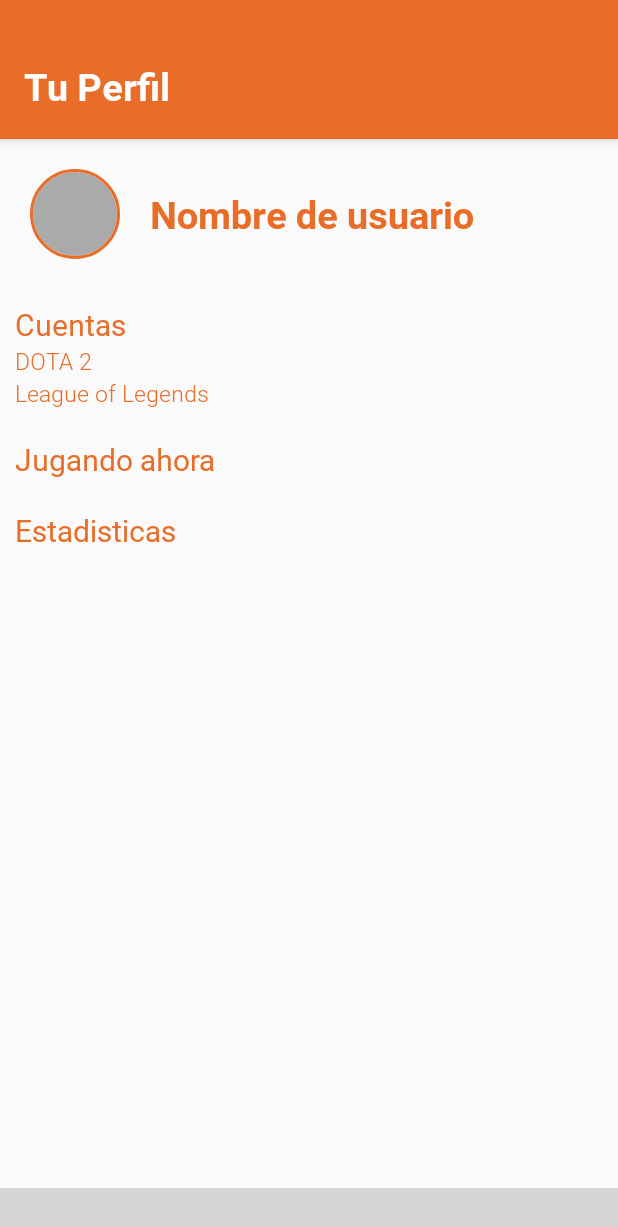
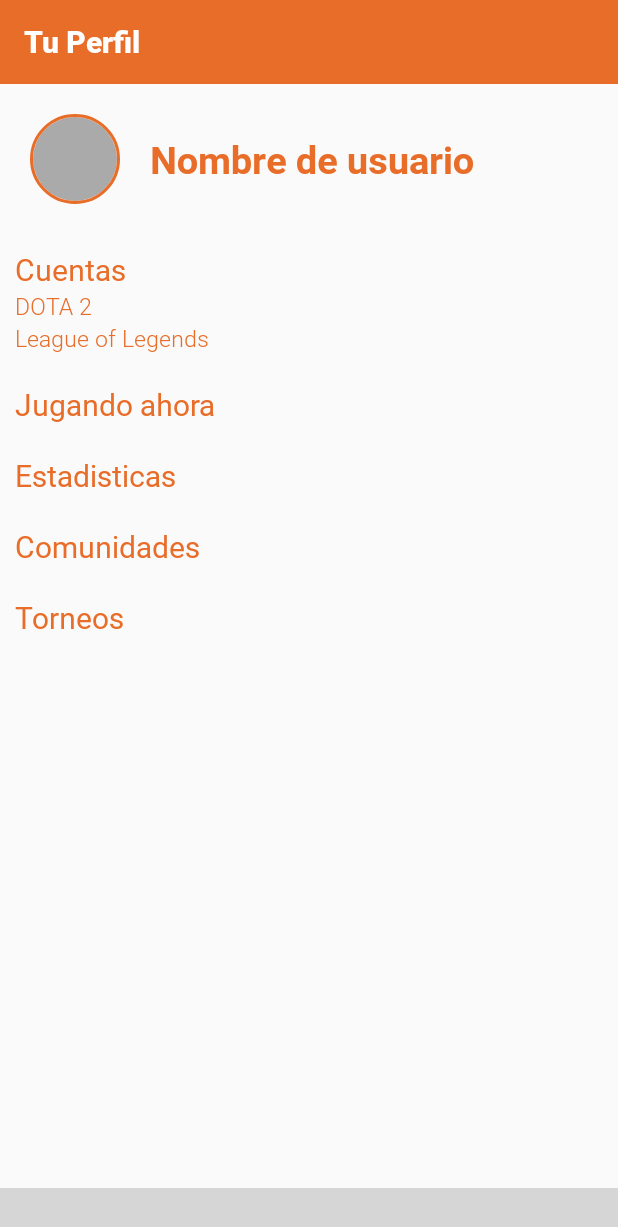
Before and after one commit to edarbieto/MOBACoach, an Android app: the screen it shows after launch (PrincipalActivity), on a phone screen of 412 x 824 dp. Shown: the top 1227 px of the screen. Run offline under Robolectric (Android 15) with nearby library versions, the phone set to English and light mode, and no system bars; our stand-ins replace CircleImageView; libraries missing offline, so code that uses them is left out: com.aurelhubert.ahbottomnavigation; plain views replace AHBottomNavigation; 18 statements that could not run were skipped; grey boxes are pictures that could not be loaded.

Commit message:
App: primer moqup

```diff
--- a/App/Pruebas/app/src/main/java/ga/mobacoachapp/mobacoachprueba/PrincipalActivity.java
+++ b/App/Pruebas/app/src/main/java/ga/mobacoachapp/mobacoachprueba/PrincipalActivity.java
@@ -3,7 +3,9 @@ package ga.mobacoachapp.mobacoachprueba;
 import android.graphics.Color;
 import android.os.Bundle;
 import android.support.v7.app.AppCompatActivity;
+import android.view.View;
 import android.widget.FrameLayout;
+import android.widget.TextView;
 
 import com.aurelhubert.ahbottomnavigation.AHBottomNavigation;
 import com.aurelhubert.ahbottomnavigation.AHBottomNavigationItem;
@@ -12,6 +14,7 @@ public class PrincipalActivity extends AppCompatActivity {
 
     FrameLayout frameLayout;
     AHBottomNavigation bottomNavigation;
+    TextView titulo;
 
     @Override
     protected void onCreate(Bundle savedInstanceState) {
@@ -19,6 +22,7 @@ public class PrincipalActivity extends AppCompatActivity {
         setContentView(R.layout.activity_principal);
         frameLayout = findViewById(R.id.frameLayout);
         bottomNavigation = findViewById(R.id.bottom_navigation);
+        titulo = findViewById(R.id.principal_tv_titulo);
         AHBottomNavigationItem item1 = new AHBottomNavigationItem("Perfil", R.drawable.perfil);
         AHBottomNavigationItem item2 = new AHBottomNavigationItem("Buscar", R.drawable.buscar);
         AHBottomNavigationItem item3 = new AHBottomNavigationItem("Notificaciones", R.drawable.notificacion);
@@ -33,16 +37,37 @@ public class PrincipalActivity extends AppCompatActivity {
         bottomNavigation.setAccentColor(Color.WHITE);
         bottomNavigation.setInactiveColor(Color.WHITE);
         bottomNavigation.setCurrentItem(0);
-        bottomNavigation.setTranslucentNavigationEnabled(true);
-        bottomNavigation.setBehaviorTranslationEnabled(true);
+        bottomNavigation.setTitleState(AHBottomNavigation.TitleState.ALWAYS_HIDE);
+        bottomNavigation.setAccentColor(R.color.colorPrimaryDark);
         bottomNavigation.setOnTabSelectedListener(new AHBottomNavigation.OnTabSelectedListener() {
             @Override
             public boolean onTabSelected(int position, boolean wasSelected) {
-                // TODO AÑADIR SELECCION DE FRAGMENT
+                switch (position) {
+                    case 0:
+                        frameLayout.setVisibility(View.VISIBLE);
+                        getSupportFragmentManager().beginTransaction().replace(R.id.frameLayout, new PerfilFragment()).commit();
+                        titulo.setText("Tu Perfil");
+                        break;
+                    case 1:
+                        frameLayout.setVisibility(View.GONE);
+                        titulo.setText("Buscar");
+                        break;
+                    case 2:
+                        frameLayout.setVisibility(View.GONE);
+                        titulo.setText("Notificaciones");
+                        break;
+                    case 3:
+                        frameLayout.setVisibility(View.GONE);
+                        titulo.setText("Comunidades");
+                        break;
+                    case 4:
+                        frameLayout.setVisibility(View.GONE);
+                        titulo.setText("Torneos");
+                        break;
+                }
                 return true;
             }
         });
-        // TODO AÑADIR FRAGMENT QUE INICIA
         getSupportFragmentManager().beginTransaction().replace(R.id.frameLayout, new PerfilFragment()).commit();
     }
 }
--- a/App/Pruebas/app/src/main/res/layout/activity_principal.xml
+++ b/App/Pruebas/app/src/main/res/layout/activity_principal.xml
@@ -13,16 +13,14 @@
         <android.support.v7.widget.Toolbar
             android:layout_width="match_parent"
             android:layout_height="wrap_content"
-            app:layout_scrollFlags="scroll|enterAlways">
+            app:layout_scrollFlags="scroll|enterAlwaysCollapsed">
 
             <TextView
+                android:id="@+id/principal_tv_titulo"
                 android:layout_width="wrap_content"
                 android:layout_height="wrap_content"
                 android:text="Tu Perfil"
-                android:layout_marginTop="40sp"
-                android:layout_marginBottom="18dp"
-                android:textColor="#fff"
-                android:theme="@style/h1"/>
+                android:theme="@style/tituloApp"/>
 
         </android.support.v7.widget.Toolbar>
 
--- a/App/Pruebas/app/src/main/res/layout/fragment_perfil.xml
+++ b/App/Pruebas/app/src/main/res/layout/fragment_perfil.xml
@@ -1,5 +1,5 @@
 <?xml version="1.0" encoding="utf-8"?>
-<FrameLayout xmlns:android="http://schemas.android.com/apk/res/android"
+<android.support.v4.widget.NestedScrollView xmlns:android="http://schemas.android.com/apk/res/android"
     xmlns:tools="http://schemas.android.com/tools"
     android:layout_width="match_parent"
     android:layout_height="match_parent"
@@ -81,9 +81,11 @@
         </LinearLayout>
 
         <LinearLayout
+            android:id="@+id/fragment_perfil_ly_jugandoAhora"
             android:layout_width="match_parent"
             android:layout_height="wrap_content"
-            android:padding="10sp">
+            android:padding="10sp"
+            android:orientation="vertical">
 
             <TextView
                 android:id="@+id/fragment_perfil_tv_jugandoAhora"
@@ -95,12 +97,14 @@
         </LinearLayout>
 
         <LinearLayout
+            android:id="@+id/fragment_perfil_ly_estadisticas"
             android:layout_width="match_parent"
             android:layout_height="wrap_content"
-            android:padding="10sp">
+            android:padding="10sp"
+            android:orientation="vertical">
 
             <TextView
-                android:id="@+id/fragment_perfil_tv_estadistica"
+                android:id="@+id/fragment_perfil_tv_estadisticas"
                 android:layout_width="wrap_content"
                 android:layout_height="wrap_content"
                 android:text="Estadisticas"
@@ -108,6 +112,48 @@
 
         </LinearLayout>
 
+        <LinearLayout
+            android:id="@+id/fragment_perfil_ly_comunidades"
+            android:layout_width="match_parent"
+            android:layout_height="wrap_content"
+            android:padding="10sp"
+            android:orientation="vertical">
+
+            <TextView
+                android:id="@+id/fragment_perfil_tv_comunidades"
+                android:layout_width="wrap_content"
+                android:layout_height="wrap_content"
+                android:text="Comunidades"
+                android:theme="@style/h2"/>
+
+            <android.support.v7.widget.RecyclerView
+                android:id="@+id/fragment_perfil_rv_comunidades"
+                android:layout_width="match_parent"
+                android:layout_height="wrap_content"/>
+
+        </LinearLayout>
+
+        <LinearLayout
+            android:id="@+id/fragment_perfil_ly_torneos"
+            android:layout_width="match_parent"
+            android:layout_height="wrap_content"
+            android:padding="10sp"
+            android:orientation="vertical">
+
+            <TextView
+                android:id="@+id/fragment_perfil_tv_torneos"
+                android:layout_width="wrap_content"
+                android:layout_height="wrap_content"
+                android:text="Torneos"
+                android:theme="@style/h2"/>
+
+            <android.support.v7.widget.RecyclerView
+                android:id="@+id/fragment_perfil_rv_torneos"
+                android:layout_width="match_parent"
+                android:layout_height="wrap_content"/>
+
+        </LinearLayout>
+
     </LinearLayout>
 
-</FrameLayout>
+</android.support.v4.widget.NestedScrollView>
--- a/App/Pruebas/app/src/main/res/values/styles.xml
+++ b/App/Pruebas/app/src/main/res/values/styles.xml
@@ -15,18 +15,17 @@
         <item name="colorPrimary">@color/colorPrimary</item>
         <item name="colorPrimaryDark">@color/colorPrimaryDark</item>
         <item name="colorAccent">@color/colorAccent</item>
-        <item name="android:windowTranslucentStatus">true</item>
-        <item name="android:windowTranslucentNavigation">true</item>
-    </style>
-
-    <style name="VistaTheme" parent="Theme.AppCompat.Light">
-        <item name="colorPrimary">@color/colorPrimary</item>
-        <item name="colorPrimaryDark">@color/colorPrimaryDark</item>
-        <item name="colorAccent">@color/colorAccent</item>
     </style>
 
 
     <!-- TEMAS PARA TEXTVIEWS -->
+
+    <style name="tituloApp">
+        <item name="android:textColor">#fff</item>
+        <item name="android:textSize">20sp</item>
+        <item name="android:layout_margin">15dp</item>
+        <item name="android:fontFamily">@font/roboto_black</item>
+    </style>
 
     <style name="h1">
         <item name="android:textColor">@color/colorPrimary</item>
```
